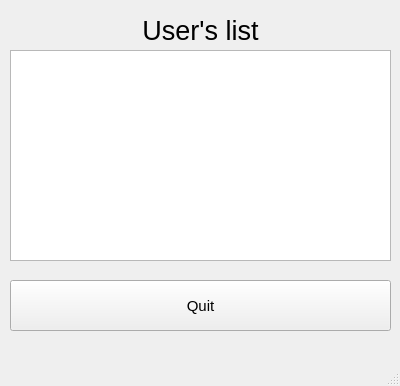
Above: mdkpv2/users_list.ui from Korobkov124/MDKP before the change. Below: the same form after it.
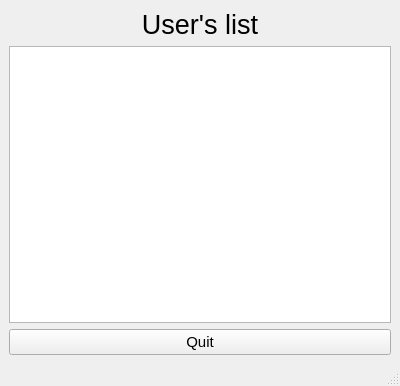
That is the form after the change.

```diff
--- a/mdkpv2/users_list.ui
+++ b/mdkpv2/users_list.ui
@@ -14,28 +14,19 @@
    <string>MainWindow</string>
   </property>
   <widget class="QWidget" name="centralwidget">
+   <layout class="QGridLayout" name="gridLayout">
+    <item row="0" column="0">
    <widget class="QLabel" name="label_2">
-    <property name="geometry">
-     <rect>
-      <x>10</x>
-      <y>10</y>
-      <width>381</width>
-      <height>41</height>
-     </rect>
-    </property>
     <property name="text">
      <string>&lt;html&gt;&lt;head/&gt;&lt;body&gt;&lt;p align=&quot;center&quot;&gt;&lt;span style=&quot; font-size:20pt;&quot;&gt;User's list&lt;/span&gt;&lt;/p&gt;&lt;/body&gt;&lt;/html&gt;</string>
     </property>
    </widget>
-   <widget class="QPushButton" name="Registration_button">
-    <property name="geometry">
-     <rect>
-      <x>10</x>
-      <y>280</y>
-      <width>381</width>
-      <height>51</height>
-     </rect>
-    </property>
+    </item>
+    <item row="1" column="0">
+     <widget class="QTableView" name="tableView"/>
+    </item>
+    <item row="2" column="0">
+     <widget class="QPushButton" name="Quit_button">
     <property name="font">
      <font>
       <family>Arial</family>
@@ -46,16 +37,8 @@
      <string>Quit</string>
     </property>
    </widget>
-   <widget class="QTableView" name="tableView">
-    <property name="geometry">
-     <rect>
-      <x>10</x>
-      <y>50</y>
-      <width>381</width>
-      <height>211</height>
-     </rect>
-    </property>
-   </widget>
+    </item>
+   </layout>
   </widget>
   <widget class="QMenuBar" name="menubar">
    <property name="geometry">
```
Lines whose indentation alone changed are shown as unchanged.
